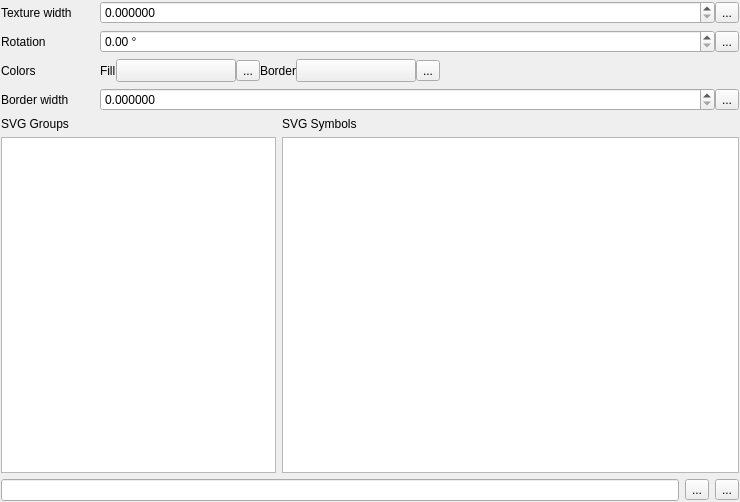
Above: src/ui/symbollayer/widget_svgfill.ui from carsmie/QGIS before the change. Below: the same form after it.
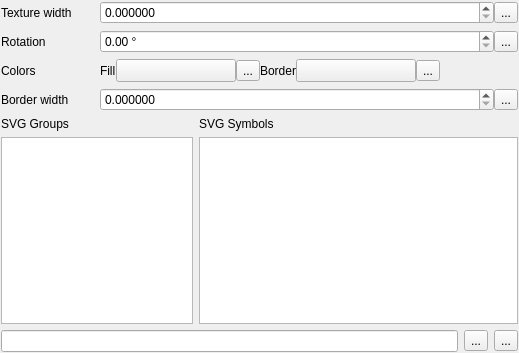
That is the form after the change. Custom widgets are drawn as their Qt base class.

What changed in the file:
```diff
--- a/src/ui/symbollayer/widget_svgfill.ui
+++ b/src/ui/symbollayer/widget_svgfill.ui
@@ -6,8 +6,8 @@
    <rect>
     <x>0</x>
     <y>0</y>
-    <width>740</width>
-    <height>502</height>
+    <width>519</width>
+    <height>353</height>
    </rect>
   </property>
   <property name="windowTitle">
```
